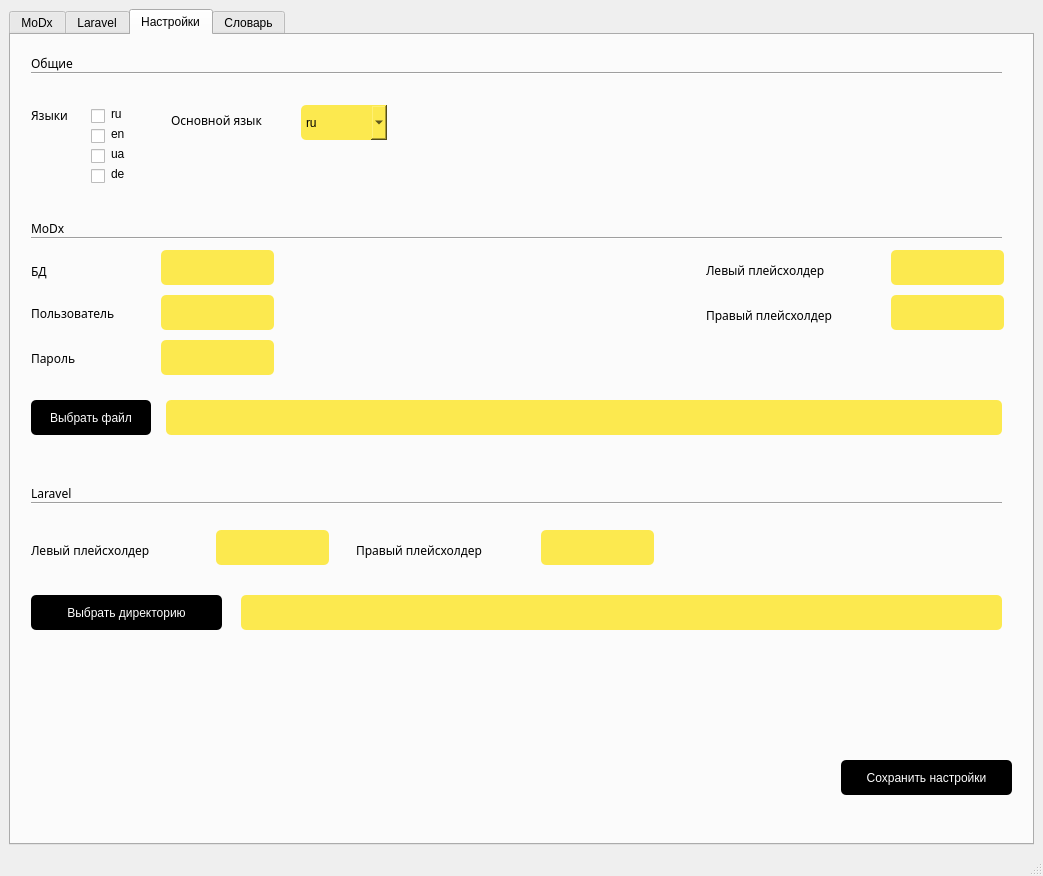
Before: the Qt Designer form tabs_design.ui in bopopescu/py_html_translator, drawn with Qt 5.
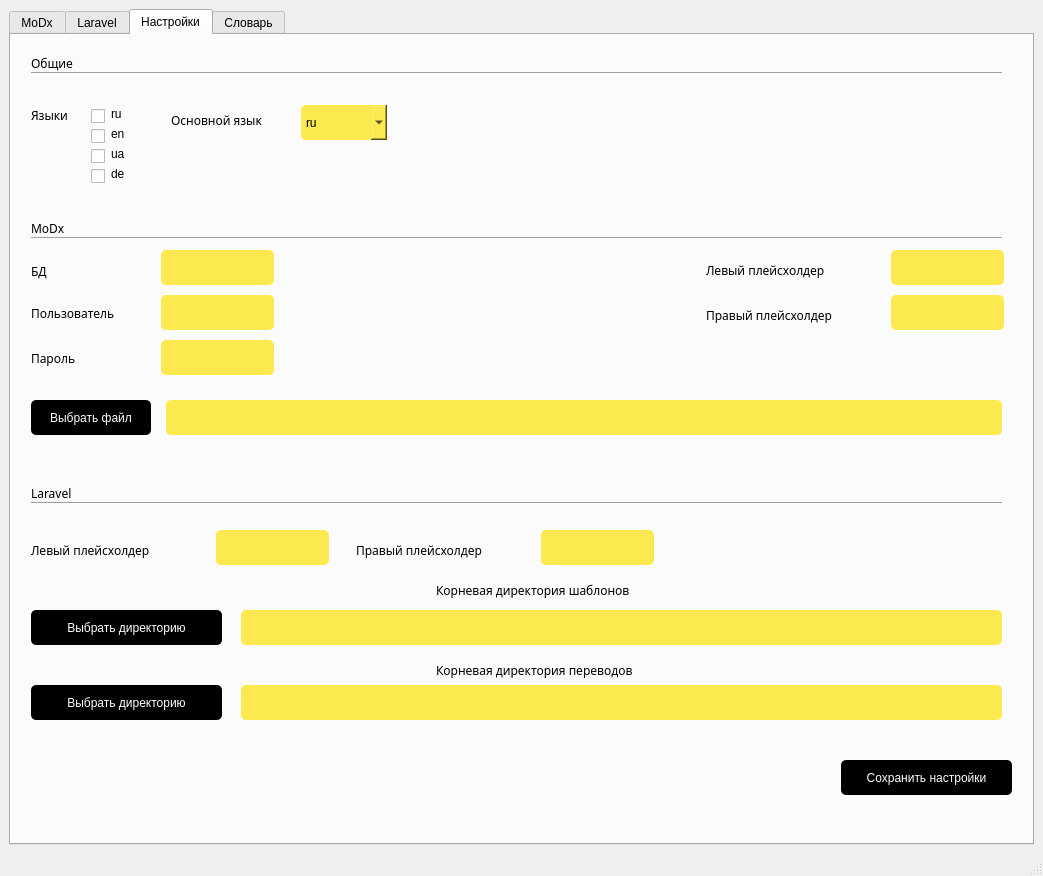
After: the same form once the commit is applied. The open tabs and pages were chosen to show the change.

Commit message: Check exist item in laravel translates

```diff
--- a/tabs_design.ui
+++ b/tabs_design.ui
@@ -989,7 +989,7 @@
           <property name="geometry">
            <rect>
             <x>230</x>
-            <y>560</y>
+            <y>575</y>
             <width>761</width>
             <height>35</height>
            </rect>
@@ -1006,7 +1006,7 @@
           <property name="geometry">
            <rect>
             <x>20</x>
-            <y>560</y>
+            <y>575</y>
             <width>191</width>
             <height>35</height>
            </rect>
@@ -1124,6 +1124,80 @@
 padding-right: 5px;</string>
           </property>
          </widget>
+         <widget class="QLineEdit" name="laravelRootDirLang">
+          <property name="geometry">
+           <rect>
+            <x>230</x>
+            <y>650</y>
+            <width>761</width>
+            <height>35</height>
+           </rect>
+          </property>
+          <property name="styleSheet">
+           <string notr="true">border-radius: 5px; 
+background-color: #FCE94F;
+color: black;
+padding-left: 5px;
+padding-right: 5px;</string>
+          </property>
+         </widget>
+         <widget class="QPushButton" name="btnLaravelRootLang">
+          <property name="geometry">
+           <rect>
+            <x>20</x>
+            <y>650</y>
+            <width>191</width>
+            <height>35</height>
+           </rect>
+          </property>
+          <property name="styleSheet">
+           <string notr="true">border-radius: 5px; 
+background-color: black;
+color: white;</string>
+          </property>
+          <property name="text">
+           <string>Выбрать директорию</string>
+          </property>
+          <property name="flat">
+           <bool>false</bool>
+          </property>
+         </widget>
+         <widget class="QLabel" name="label_14">
+          <property name="geometry">
+           <rect>
+            <x>425</x>
+            <y>545</y>
+            <width>266</width>
+            <height>21</height>
+           </rect>
+          </property>
+          <property name="font">
+           <font>
+            <family>KacstTitle</family>
+           </font>
+          </property>
+          <property name="text">
+           <string>Корневая директория шаблонов</string>
+          </property>
+         </widget>
+         <widget class="QLabel" name="label_15">
+          <property name="geometry">
+           <rect>
+            <x>425</x>
+            <y>625</y>
+            <width>266</width>
+            <height>21</height>
+           </rect>
+          </property>
+          <property name="font">
+           <font>
+            <family>KacstTitle</family>
+           </font>
+          </property>
+          <property name="text">
+           <string>Корневая директория переводов</string>
+          </property>
+         </widget>
         </widget>
         <widget class="QWidget" name="vocabulary">
          <attribute name="title">
```
Left out of the diff: 2 changed lines with no effect on the pictures. The commit also changes 6 other files.
